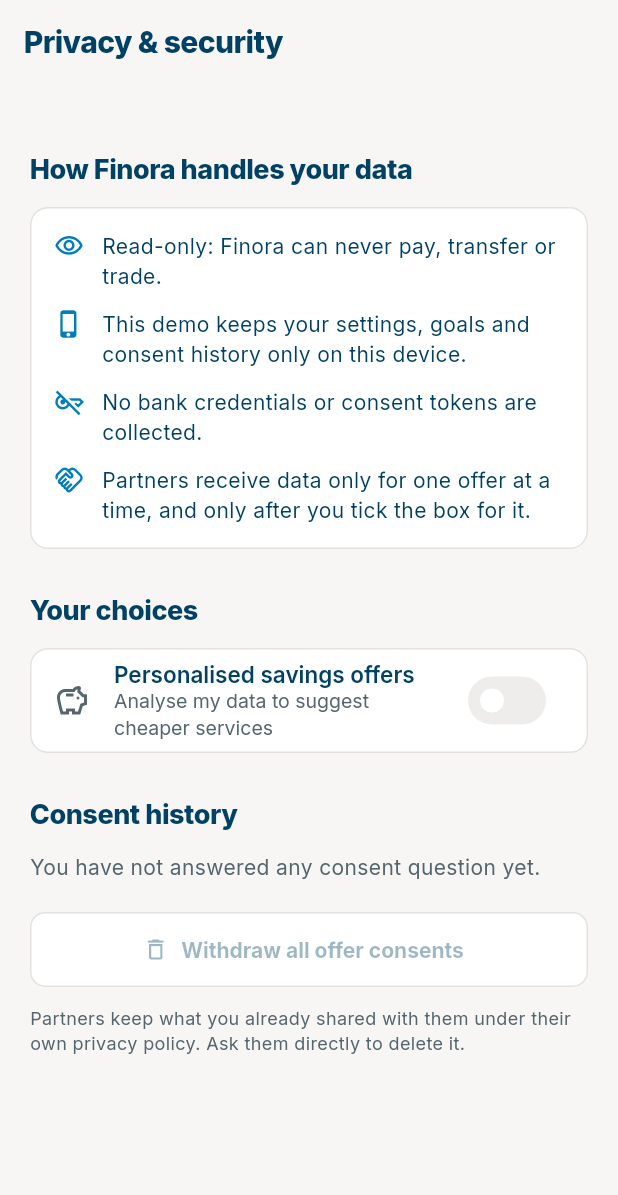
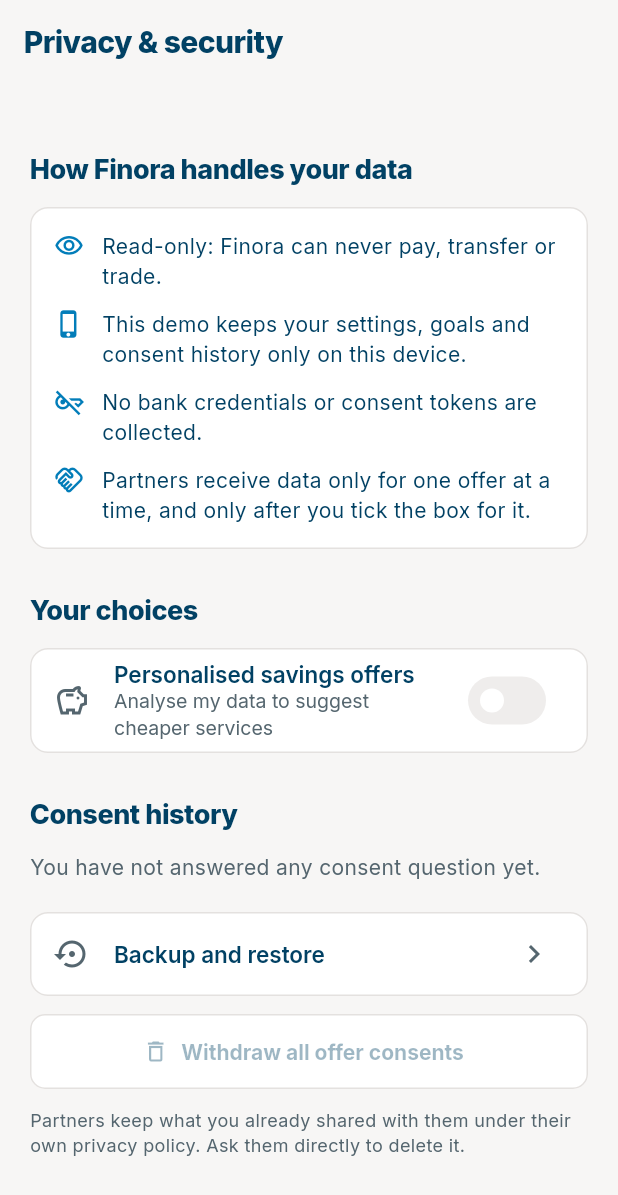
Before and after one commit to JoanMarti/finora-mvp, a Flutter app: the PrivacyScreen screen opened by its route, on a phone screen of 412 x 824 dp. Shown: the top 1195 px of the screen. Run offline on Flutter 3.47's test engine with Material 3 defaults, Android fonts, the phone set to English and light mode, and no system bars; our stand-ins replace flutter_local_notifications, flutter_riverpod, go_router, in_app_purchase, local_auth, pdf and 4 more; missing offline and left inert: file_selector, in_app_purchase_android; accounts and stored records are empty; generated files the repository leaves out were written again.

Commit message:
Backup and restore of the data kept on the device
- FinoraBackup writes everything Finora keeps on this device (goals,
  budgets, profile, imported statements, rules, settings) as a JSON
  file, without the PIN and the anonymous installation id, and reads it
  back with a reason when a file cannot be used. The PIN, the
  installation id and the plan of the device are kept on restore, and
  a used trial stays used.
- /backup: save (share sheet on Android, download on the web, via
  share_plus) and restore (file picker, confirmation). Linked from
  Privacy and the sidebar.

```diff
--- a/lib/app/router.dart
+++ b/lib/app/router.dart
@@ -25,6 +25,7 @@ import 'package:finora/features/price_alerts/price_alerts_screen.dart';
 import 'package:finora/features/privacy/privacy_screen.dart';
 import 'package:finora/features/profile/about_you_screen.dart';
 import 'package:finora/features/profile/profile_screen.dart';
+import 'package:finora/features/backup/backup_screen.dart';
 import 'package:finora/features/import/import_screen.dart';
 import 'package:finora/features/report/annual_report_screen.dart';
 import 'package:finora/features/report/report_screen.dart';
@@ -97,6 +98,7 @@ final routerProvider = Provider<GoRouter>((ref) {
           GoRoute(path: '/budgets', builder: (_, _) => const BudgetsScreen()),
           GoRoute(path: '/report', builder: (_, _) => const ReportScreen()),
           GoRoute(path: '/import', builder: (_, _) => const ImportScreen()),
+          GoRoute(path: '/backup', builder: (_, _) => const BackupScreen()),
           GoRoute(
             path: '/pillar3a-catch-up',
             builder: (_, _) => const Pillar3aCatchUpScreen(),
--- a/lib/application/session_controller.dart
+++ b/lib/application/session_controller.dart
@@ -457,6 +457,10 @@ class SessionController extends Notifier<UserSession> {
 
   void markEmailVerified() => _update(state.copyWith(emailVerified: true));
 
+  /// Replaces everything on this device with a restored backup
+  /// ([FinoraBackup.decode] keeps the PIN and the plan of this device).
+  void restore(UserSession restored) => _update(restored);
+
   /// Ends the session on this device. Data shown in the app comes from the
   /// banks and is fetched again after the next sign-in.
   void signOut() => reset();
--- a/lib/features/privacy/privacy_screen.dart
+++ b/lib/features/privacy/privacy_screen.dart
@@ -7,6 +7,7 @@ import 'package:finora/l10n/labels.dart';
 import 'package:finora/shared/widgets.dart';
 import 'package:flutter/material.dart';
 import 'package:flutter_riverpod/flutter_riverpod.dart';
+import 'package:go_router/go_router.dart';
 import 'package:intl/intl.dart';
 
 /// How Finora handles data, every consent the user gave, and a single place
@@ -105,6 +106,15 @@ class PrivacyScreen extends ConsumerWidget {
                 ),
               ),
             const SizedBox(height: 20),
+            Card(
+              child: ListTile(
+                leading: const Icon(Icons.settings_backup_restore),
+                title: Text(l10n.backupTitle),
+                trailing: const Icon(Icons.chevron_right),
+                onTap: () => context.push('/backup'),
+              ),
+            ),
+            const SizedBox(height: 12),
             OutlinedButton.icon(
               style: OutlinedButton.styleFrom(foregroundColor: finoraDanger),
               onPressed: hasOfferData ? () => _confirmWithdraw(context, ref) : null,
--- a/lib/features/shell/app_shell.dart
+++ b/lib/features/shell/app_shell.dart
@@ -181,6 +181,12 @@ final sidebarNavGroups = [
       Icons.upload_file_outlined,
       Icons.upload_file,
       (l10n) => l10n.importAction,
+    ),
+    NavItem(
+      '/backup',
+      Icons.settings_backup_restore_outlined,
+      Icons.settings_backup_restore,
+      (l10n) => l10n.backupTitle,
     ),
     NavItem(
       '/about-you',
--- a/lib/l10n/app_en.arb
+++ b/lib/l10n/app_en.arb
@@ -3239,5 +3239,26 @@
       }
     }
   },
-  "filterNoMatch": "No bookings match these filters."
+  "filterNoMatch": "No bookings match these filters.",
+  "backupTitle": "Backup and restore",
+  "backupIntro": "Your goals, budgets, profile, imported statements and settings are kept only on this device and are not part of cloud backups. Save a backup file to move them to a new phone.",
+  "backupExport": "Save a backup",
+  "backupRestore": "Restore from a backup",
+  "backupWarning": "The file contains your financial data in plain text. Keep it somewhere safe and do not share it.",
+  "backupKeeps": "Your PIN and your Premium plan stay as they are on this device.",
+  "backupRestoreTitle": "Replace the data on this device?",
+  "backupRestoreBody": "The backup from {date} replaces your goals, budgets, profile, imported statements and settings here.",
+  "@backupRestoreBody": {
+    "placeholders": {
+      "date": {
+        "type": "String"
+      }
+    }
+  },
+  "backupRestoreConfirm": "Replace",
+  "backupRestored": "Backup restored.",
+  "backupSaveFailed": "The backup could not be saved.",
+  "backupProblemNotBackup": "This file is not a Finora backup.",
+  "backupProblemNewer": "This backup comes from a newer version of Finora. Update the app first.",
+  "backupProblemDamaged": "The backup is damaged and could not be read."
 }
--- a/lib/l10n/app_it.arb
+++ b/lib/l10n/app_it.arb
@@ -1240,5 +1240,19 @@
   "filterClear": "Cancella filtri",
   "filterShow": "Mostra {count} movimenti",
   "activityTotals": "{count} movimenti · entrate {moneyIn} · uscite {moneyOut}",
-  "filterNoMatch": "Nessun movimento corrisponde a questi filtri."
+  "filterNoMatch": "Nessun movimento corrisponde a questi filtri.",
+  "backupTitle": "Backup e ripristino",
+  "backupIntro": "I tuoi obiettivi, budget, profilo, estratti importati e impostazioni sono salvati solo su questo dispositivo e non fanno parte dei backup cloud. Salva un file di backup per trasferirli su un nuovo telefono.",
+  "backupExport": "Salva un backup",
+  "backupRestore": "Ripristina da un backup",
+  "backupWarning": "Il file contiene i tuoi dati finanziari in chiaro. Conservalo in un luogo sicuro e non condividerlo.",
+  "backupKeeps": "Il PIN e l’abbonamento Premium restano invariati su questo dispositivo.",
+  "backupRestoreTitle": "Sostituire i dati su questo dispositivo?",
+  "backupRestoreBody": "Il backup del {date} sostituisce qui obiettivi, budget, profilo, estratti importati e impostazioni.",
+  "backupRestoreConfirm": "Sostituisci",
+  "backupRestored": "Backup ripristinato.",
+  "backupSaveFailed": "Impossibile salvare il backup.",
+  "backupProblemNotBackup": "Questo file non è un backup di Finora.",
+  "backupProblemNewer": "Questo backup proviene da una versione più recente di Finora. Aggiorna prima l’app.",
+  "backupProblemDamaged": "Il backup è danneggiato e non può essere letto."
 }
--- a/pubspec.yaml
+++ b/pubspec.yaml
@@ -49,6 +49,7 @@ dependencies:
   in_app_purchase_android: any
   http: ^1.2.0
   intl: any # version is pinned by flutter_localizations
+  share_plus: ^13.0.0
   shared_preferences: ^2.3.0
   timezone: ^0.10.0
 
```
Also changed, not shown: lib/application/backup.dart (added, +53 -0 lines), lib/domain/backup.dart (added, +87 -0 lines), lib/features/backup/backup_screen.dart (added, +124 -0 lines), lib/l10n/app_de.arb (+15 -1 lines), lib/l10n/app_fr.arb (+15 -1 lines), 1 other file.
